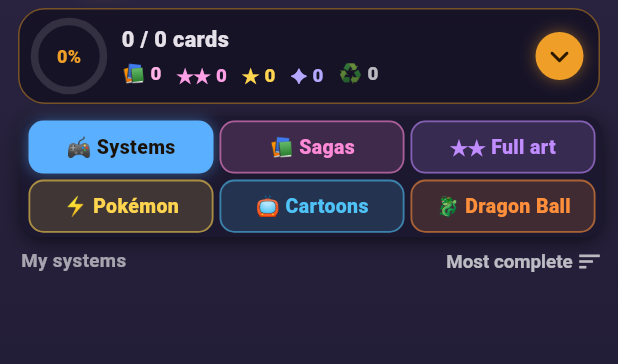
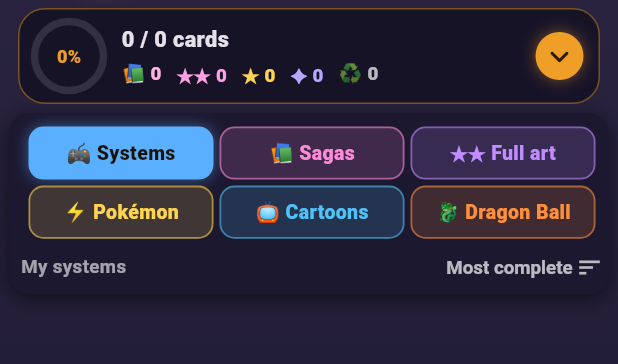
Before and after one commit to foclabroc/retro_collec_app, a Flutter app: the HomeShell screen opened directly, after a tap on the "menu" icon, on a phone screen of 412 x 824 dp, the part 94-458 px from its top. Run offline on Flutter 3.47's test engine with Material 3 defaults, Android fonts, the phone set to English and light mode, and no system bars; our stand-ins replace flutter_local_notifications, google_fonts, open_filex, sensors_plus, shared_preferences, web; missing offline and left inert: dart:js_interop, workmanager; accounts and stored records are empty; network calls fail; statements that could not run were skipped.

```diff
--- a/lib/library.dart
+++ b/lib/library.dart
@@ -221,25 +221,22 @@ class _LibraryScreenState extends State<LibraryScreen> {
           Expanded(
             child: CustomScrollView(slivers: [
               SliverToBoxAdapter(child: _dashboard(g)),
-              // onglets flottants : ils partent en descendant et reviennent dès qu'on remonte un peu
+              // tout le haut (onglets, infos, filtres) flotte : il part en descendant et revient dès qu'on remonte un peu
               SliverFloatingHeader(
-                child: Padding(
-                  padding: const EdgeInsets.fromLTRB(14, 8, 10, 4),
-                  child: Align(
-                    alignment: Alignment.centerLeft,
-                    child: ConstrainedBox(
-                      constraints: const BoxConstraints(maxWidth: 420),
-                      child: DecoratedBox(
-                        decoration: BoxDecoration(borderRadius: BorderRadius.circular(13), boxShadow: const [BoxShadow(color: Colors.black54, blurRadius: 10, offset: Offset(0, 3))]),
-                        child: _seg(),
-                      ),
+                child: Container(
+                  margin: const EdgeInsets.fromLTRB(6, 6, 6, 4),
+                  decoration: BoxDecoration(
+                    color: kBg,
+                    borderRadius: BorderRadius.circular(14),
+                    boxShadow: const [BoxShadow(color: Colors.black54, blurRadius: 10, offset: Offset(0, 3))],
+                  ),
+                  child: Column(mainAxisSize: MainAxisSize.min, crossAxisAlignment: CrossAxisAlignment.stretch, children: [
+                    Padding(
+                      padding: const EdgeInsets.fromLTRB(8, 6, 4, 4),
+                      child: Align(alignment: Alignment.centerLeft, child: ConstrainedBox(constraints: const BoxConstraints(maxWidth: 420), child: _seg())),
                     ),
-                  ),
-                ),
-              ),
-              SliverToBoxAdapter(
-                child: Padding(
-                  padding: const EdgeInsets.fromLTRB(14, 0, 10, 4),
+                    Padding(
+                  padding: const EdgeInsets.fromLTRB(8, 0, 4, 6),
                   child: Column(crossAxisAlignment: CrossAxisAlignment.stretch, children: [
                   Row(children: [
                     Expanded(
@@ -277,10 +274,7 @@ class _LibraryScreenState extends State<LibraryScreen> {
                   ]),
                   ]),
                 ),
-              ),
-              if (mode == 2)
-                SliverToBoxAdapter(
-                  child: ListenableBuilder(
+                    if (mode == 2) ListenableBuilder(
                     listenable: Game.i,
                     builder: (_, __) => Padding(
                       padding: const EdgeInsets.fromLTRB(12, 0, 12, 8),
@@ -295,14 +289,13 @@ class _LibraryScreenState extends State<LibraryScreen> {
                       ]),
                     ),
                   ),
-                ),
-              if (serSys != null)
-                SliverToBoxAdapter(
-                  child: Padding(
+                    if (serSys != null) Padding(
                     padding: const EdgeInsets.fromLTRB(12, 0, 12, 8),
                     child: Row(mainAxisAlignment: MainAxisAlignment.end, children: [_ownedChip(pkOwned, () => setState(() => pkOwned = !pkOwned))]),
                   ),
+                  ]),
                 ),
+              ),
               if (serSys != null)
                 SliverPadding(
                   padding: const EdgeInsets.fromLTRB(12, 4, 12, 20),
```
Also changed, not shown: 2 other files.
